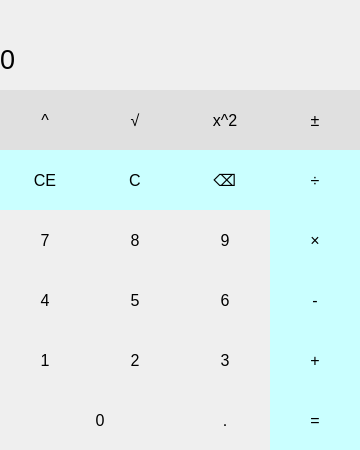
Before: the Qt Designer form Lab#2/Calc/Calc/Calc.ui in AlexStamatin/MIDPS, drawn with Qt 5.
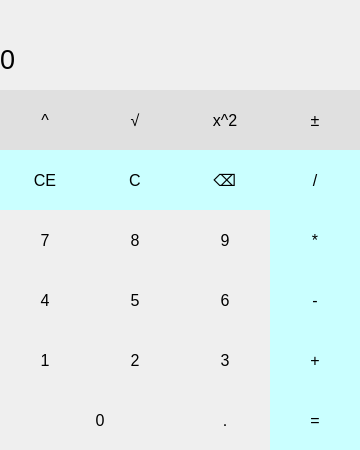
After: the same form once the commit is applied.

Commit message: Decimal support

What changed in the file:
```diff
--- a/Lab#2/Calc/Calc/Calc.ui
+++ b/Lab#2/Calc/Calc/Calc.ui
@@ -627,7 +627,7 @@
 }</string>
     </property>
     <property name="text">
-     <string>×</string>
+     <string>*</string>
     </property>
    </widget>
    <widget class="QPushButton" name="pushButton_backspace">
@@ -717,7 +717,7 @@
 }</string>
     </property>
     <property name="text">
-     <string>÷</string>
+     <string>/</string>
     </property>
    </widget>
   </widget>
```
The commit also changes 2 other files.
